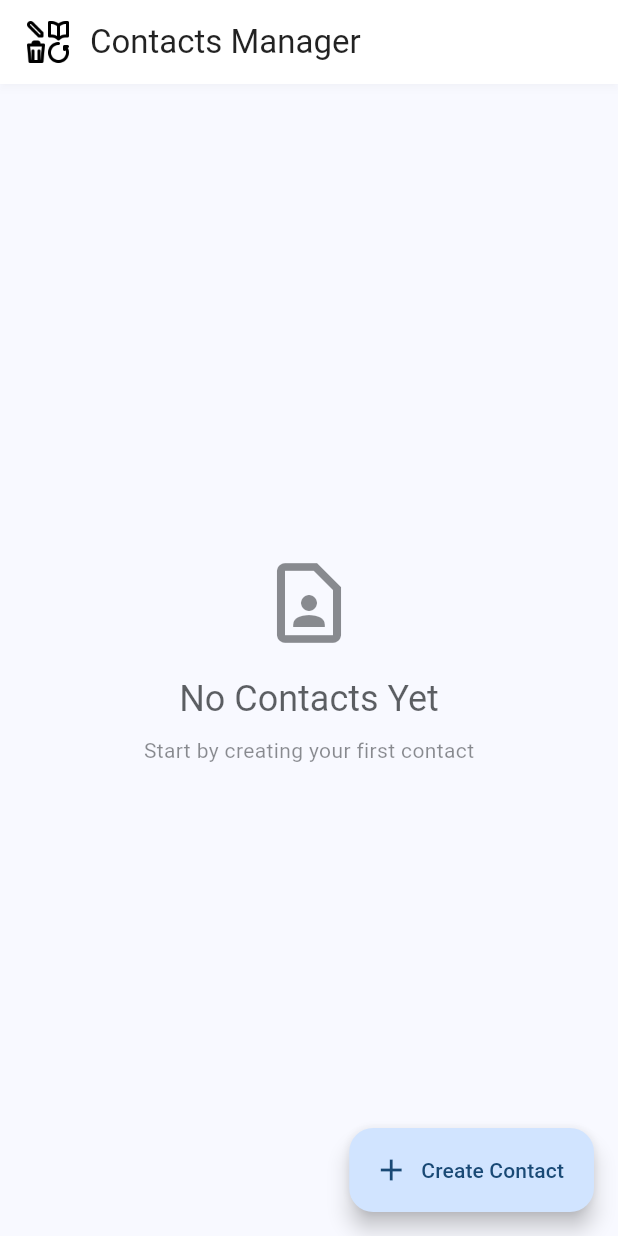
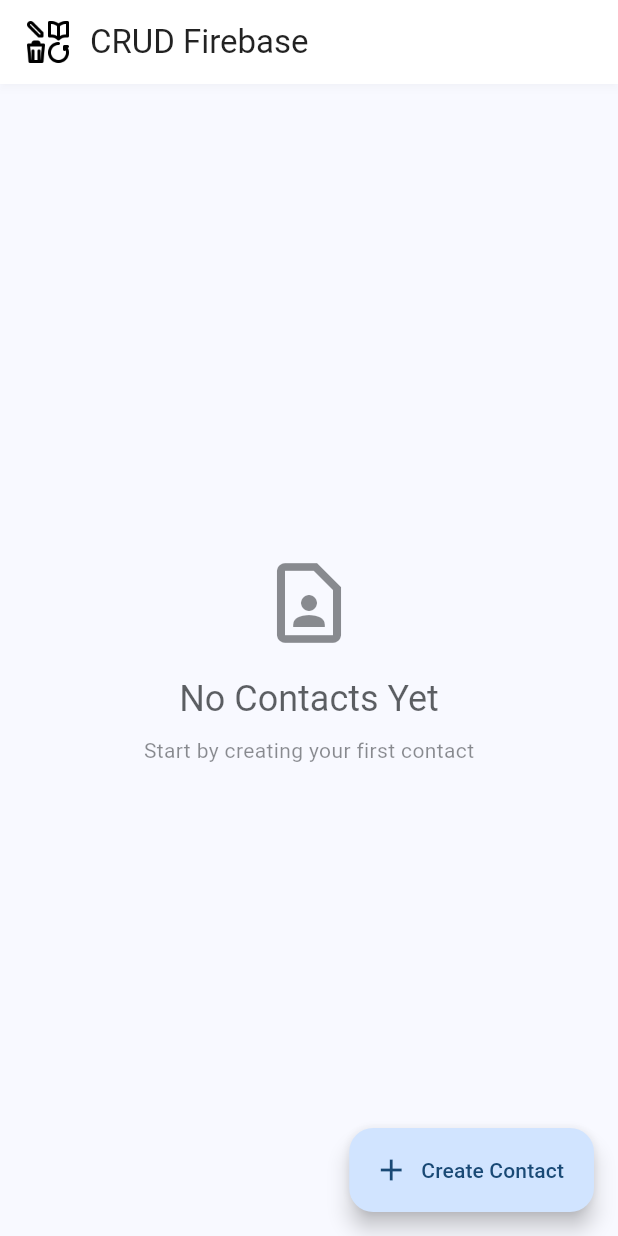
Before and after one commit to ananyaakamat/flutter-firebase-crud-contacts, a Flutter app: the screen it shows after launch, on a phone screen of 412 x 824 dp. Run offline on Flutter 3.47's test engine with Material 3 defaults, Android fonts, the light colour scheme and no system bars; our stand-ins replace cloud_firestore, firebase_core; accounts and stored records are empty.

Commit message:
Update app branding to 'CRUD Firebase' and fix UI flicker
Features implemented:
- Changed app name from 'Contacts CRUD App' to 'CRUD Firebase'
- Updated Android app label for home screen display
- Replaced all icons with crud.png (web favicon, app icons, manifest icons)
- Fixed 'No Contacts Yet' flicker issue with proper loading state management

Technical changes:
- Updated app title in main.dart, home_screen.dart, and web files
- Enhanced ContactProvider with hasInitialized state tracking
- Added loading spinner during initialization to prevent UI flicker
- Updated web manifest.json with new branding and theme colors
- Replaced all web icons (favicon, Icon-192.png, Icon-512.png, maskable icons)
- Updated AndroidManifest.xml app label for home screen
- Improved FloatingActionButton visibility during loading states

Deployment:
- Successfully deployed to Firebase: https://crud-8aa32.web.app
- Android debug APK built and tested
- All platforms working with consistent branding and smooth UX

```diff
--- a/contacts_crud_app/lib/main.dart
+++ b/contacts_crud_app/lib/main.dart
@@ -26,7 +26,7 @@ class MyApp extends StatelessWidget {
         ChangeNotifierProvider(create: (_) => ContactProvider()),
       ],
       child: MaterialApp(
-        title: 'Contacts CRUD App',
+        title: 'CRUD Firebase',
         debugShowCheckedModeBanner: false,
         theme: ThemeData(
           colorScheme: ColorScheme.fromSeed(seedColor: Colors.blue),
--- a/contacts_crud_app/lib/providers/contact_provider.dart
+++ b/contacts_crud_app/lib/providers/contact_provider.dart
@@ -8,8 +8,9 @@ class ContactProvider extends ChangeNotifier {
   List<Contact> _contacts = [];
   List<Contact> _filteredContacts = [];
   String _searchQuery = '';
-  bool _isLoading = false;
+  bool _isLoading = true; // Start with true to prevent flicker
   String? _error;
+  bool _hasInitialized = false;
 
   // Getters
   List<Contact> get contacts => _filteredContacts;
@@ -18,6 +19,7 @@ class ContactProvider extends ChangeNotifier {
   bool get isLoading => _isLoading;
   String? get error => _error;
   bool get hasContacts => _contacts.isNotEmpty;
+  bool get hasInitialized => _hasInitialized;
 
   // Initialize and listen to contacts stream
   void init() {
@@ -31,11 +33,13 @@ class ContactProvider extends ChangeNotifier {
         _filterContacts();
         _isLoading = false;
         _error = null;
+        _hasInitialized = true;
         notifyListeners();
       },
       onError: (error) {
         _error = 'Failed to load contacts: $error';
         _isLoading = false;
+        _hasInitialized = true;
         notifyListeners();
       },
     );
--- a/contacts_crud_app/lib/screens/home_screen.dart
+++ b/contacts_crud_app/lib/screens/home_screen.dart
@@ -41,7 +41,7 @@ class _HomeScreenState extends State<HomeScreen> {
               },
             ),
             const SizedBox(width: 12),
-            const Text('Contacts Manager'),
+            const Text('CRUD Firebase'),
           ],
         ),
         elevation: 2,
@@ -74,6 +74,13 @@ class _HomeScreenState extends State<HomeScreen> {
           Expanded(
             child: Consumer<ContactProvider>(
               builder: (context, provider, child) {
+                // Show loading spinner during initial load
+                if (!provider.hasInitialized) {
+                  return const Center(
+                    child: CircularProgressIndicator(),
+                  );
+                }
+
                 if (provider.error != null && !provider.hasContacts) {
                   return ErrorWidget(
                     error: provider.error!,
@@ -94,6 +101,11 @@ class _HomeScreenState extends State<HomeScreen> {
       // Floating Action Button (only shown when no contacts exist or as primary action)
       floatingActionButton: Consumer<ContactProvider>(
         builder: (context, provider, child) {
+          // Don't show FAB during initial load
+          if (!provider.hasInitialized) {
+            return const SizedBox.shrink();
+          }
+
           // Show FAB prominently when no contacts exist
           if (!provider.hasContacts) {
             return FloatingActionButton.extended(
```
Also changed, not shown: 11 other files.
